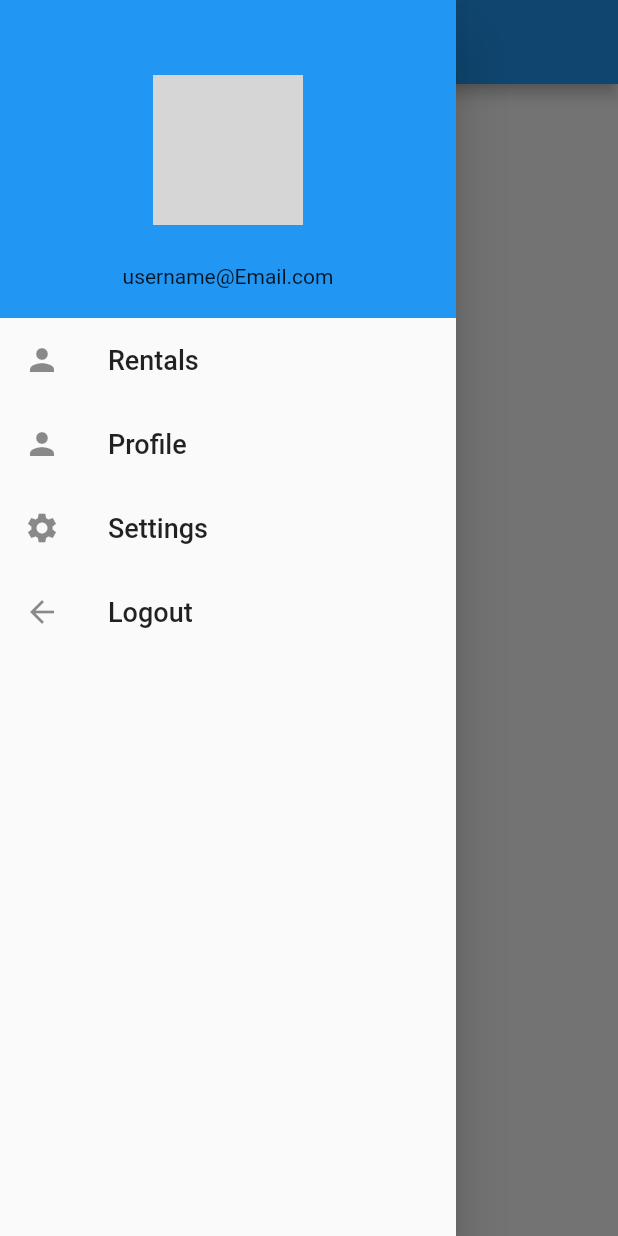
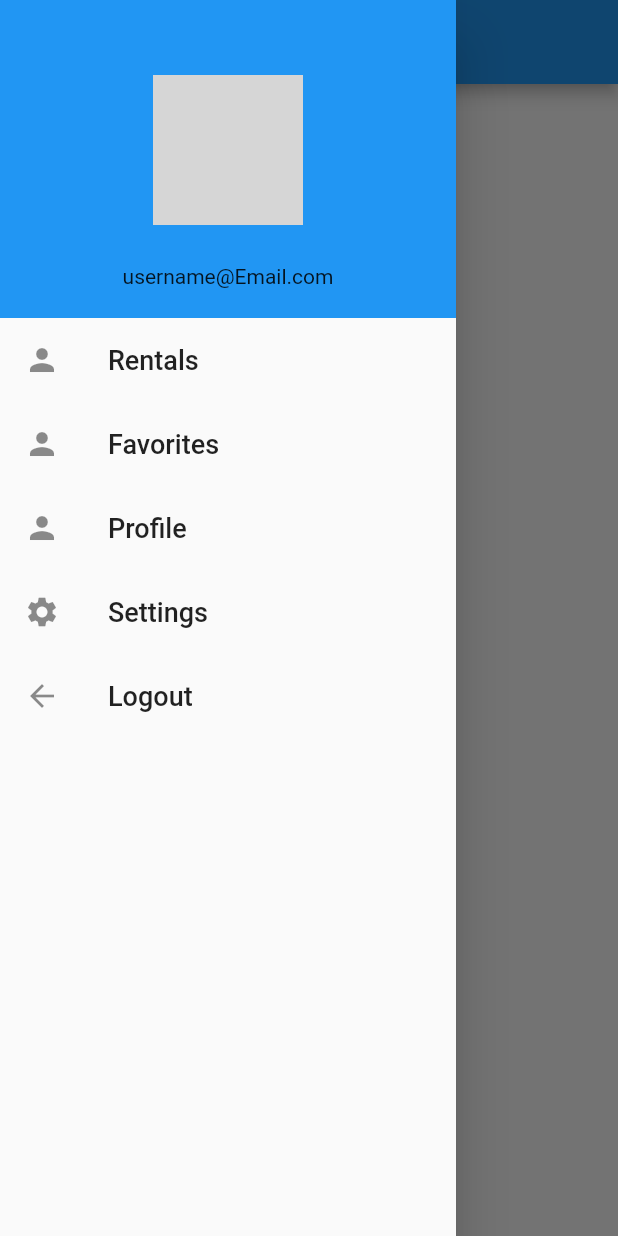
Before and after one commit to radatz/Libearian, a Flutter app: the HomePage screen opened directly, with the side drawer open, on a phone screen of 412 x 824 dp. Run offline on Flutter 3.47's test engine with Material 2 defaults, Android fonts, the phone set to English and light mode, and no system bars; our stand-ins replace cloud_firestore, firebase_auth; accounts and stored records are empty; network calls fail; grey boxes are pictures that could not be loaded.

Commit message:
favorites page update

```diff
--- a/lib/NavDrawer.dart
+++ b/lib/NavDrawer.dart
@@ -74,6 +74,18 @@ class NavDrawer extends StatelessWidget {
                   ListTile(
                     leading: Icon(Icons.person),
                     title: Text(
+                      'Favorites',
+                      style: TextStyle(
+                        fontSize: 18,
+                      ),
+                    ),
+                    onTap: () {
+                      Navigator.pushNamed(context, '/Favorites');
+                    },
+                  ),
+                  ListTile(
+                    leading: Icon(Icons.person),
+                    title: Text(
                       'Profile',
                       style: TextStyle(
                         fontSize: 18,
--- a/lib/main.dart
+++ b/lib/main.dart
@@ -1,4 +1,5 @@
 import 'package:flutter/material.dart';
+import 'package:flutterloginproject/favorites.dart';
 import 'package:flutterloginproject/rentals.dart';
 import 'package:flutterloginproject/user.dart';
 import 'auth.dart';
@@ -28,8 +29,7 @@ class MyApp extends StatelessWidget {
         routes: {
             '/Profile' : (context) => Profile(),
           '/Rentals' : (context) => Rentals(),
-
-
+          '/Favorites' : (context) => Favorites(),
         },
         theme: new ThemeData(
 
```
Also changed, not shown: lib/favorites.dart (added, +33 -0 lines).
